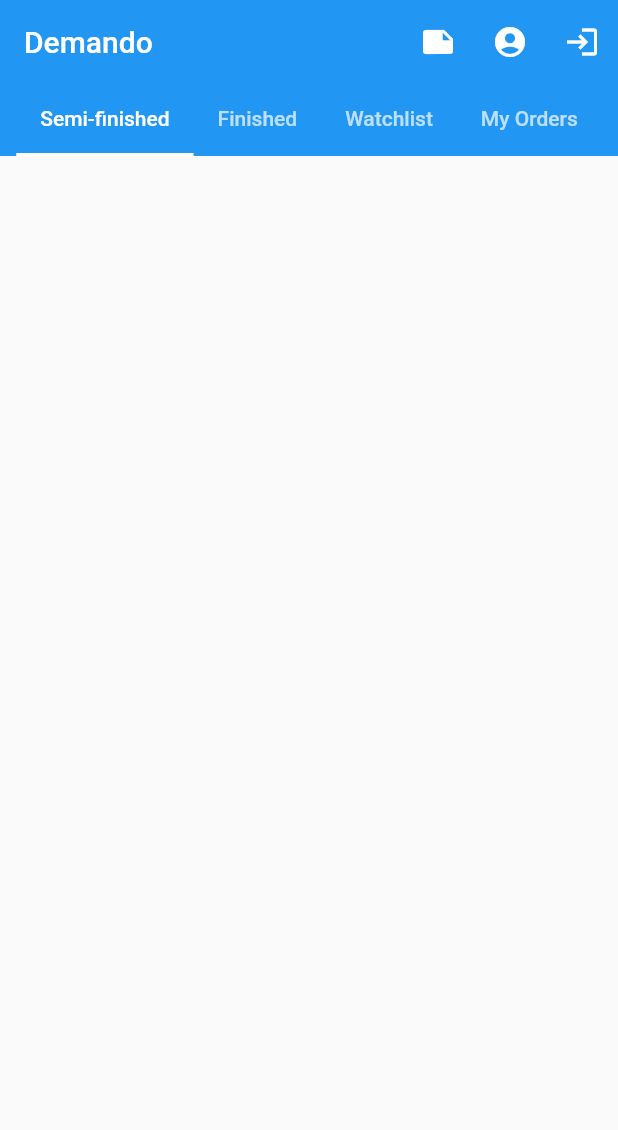
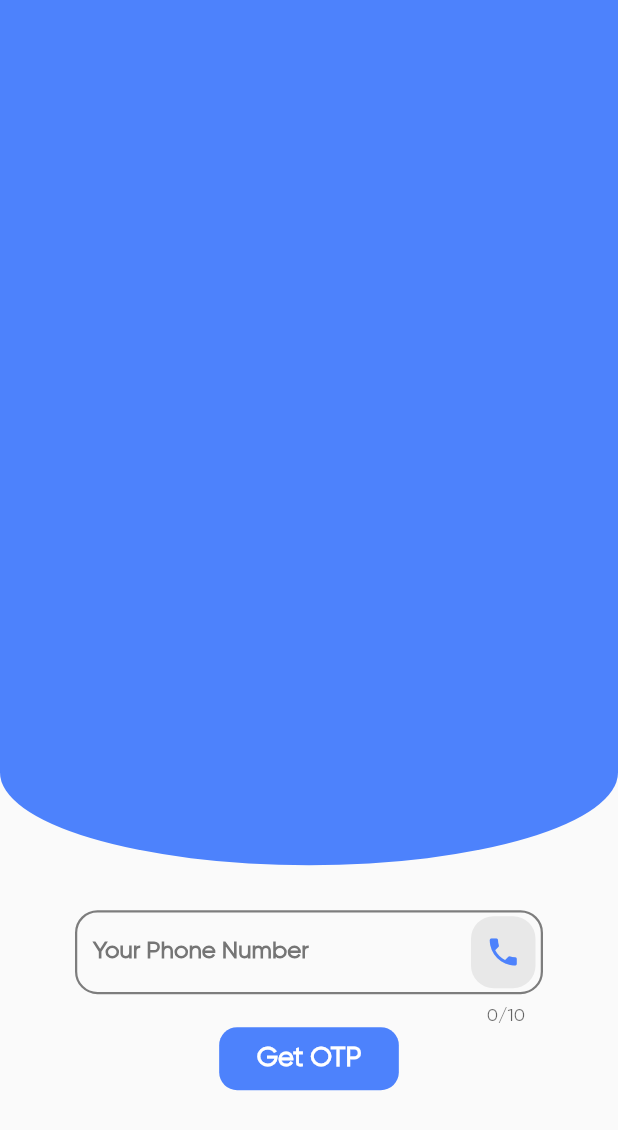
Before and after one commit to Balajijangde/DemandO, a Flutter app: the screen it shows after launch, on a phone screen of 412 x 824 dp. Shown: the top 1130 px of the screen. Run offline on Flutter 3.47's test engine with Material 2 defaults, Android fonts, the phone set to English and light mode, and no system bars; our stand-ins replace cloud_firestore, connectivity, file_picker, firebase_auth, firebase_core, firebase_storage and 4 more; missing offline and left inert: flutter_statusbarcolor; accounts and stored records are empty.

Commit message:
4th feb work

```diff
--- a/lib/AppConstants.dart
+++ b/lib/AppConstants.dart
@@ -7,6 +7,7 @@ const double PageSidePadding = 30.0;
 // const Appblue = const Color(0xff4e82fc);
 const Color Appblue = Color(0xff4d82fc);
 const Color Appgrey = Color(0xff7d7d7d);
+const Color AppLightGrey = Color(0xffe8e8e8);
 
 //Router related constants
 const String SigninScreenRoute = "SigninScreen";
@@ -17,3 +18,36 @@ const String RegistrationScreen1Route = "RegistrationScreen1";
 const String RegistrationScreen2Route = "RegistrationScreen2";
 const String RegistrationScreen3Route = "RegistrationScreen3";
 const String RegistrationScreen4Route = "RegistrationScreen4";
+const String LoginViewRoute = "LoginView";
+
+enum ViewState { Idle, Busy }
+
+InputDecoration appInputDecoration({String labelText, IconData icon}) {
+  return InputDecoration(
+    errorBorder: OutlineInputBorder(
+        borderRadius: BorderRadius.all(Radius.circular(15.0)),
+        borderSide: BorderSide(
+            width: 1.5, color: Colors.red, style: BorderStyle.solid)),
+    enabledBorder: OutlineInputBorder(
+        borderRadius: BorderRadius.all(Radius.circular(15.0)),
+        borderSide:
+            BorderSide(width: 1.5, color: Appgrey, style: BorderStyle.solid)),
+    focusedBorder: OutlineInputBorder(
+        borderRadius: BorderRadius.all(Radius.circular(15.0)),
+        borderSide:
+            BorderSide(width: 1.5, color: Appblue, style: BorderStyle.solid)),
+    suffixIcon: Container(
+      margin: EdgeInsets.only(right: 5.0),
+      decoration: BoxDecoration(
+          color: AppLightGrey,
+          borderRadius: BorderRadius.all(Radius.circular(15.0))),
+      child: Icon(
+        icon,
+        color: Appblue,
+      ),
+    ),
+    labelText: labelText,
+    labelStyle:
+        TextStyle(color: Colors.grey.shade600, fontWeight: FontWeight.w900),
+  );
+}
--- a/lib/main.dart
+++ b/lib/main.dart
@@ -43,6 +43,7 @@ class InitializedFirebaseSuccessfuly extends StatelessWidget {
   Widget build(BuildContext context) {
     FlutterStatusbarcolor.setStatusBarColor(Appblue);
     return MaterialApp(
+      theme: ThemeData(fontFamily: 'Gilroy'),
       title: "DemandO",
       debugShowCheckedModeBanner: false,
       onGenerateRoute: router.generateRoute,
--- a/lib/router.dart
+++ b/lib/router.dart
@@ -2,6 +2,7 @@ import 'package:demando/screens/registration/RegistrationScreen1.dart';
 import 'package:demando/screens/registration/RegistrationScreen2.dart';
 import 'package:demando/screens/registration/RegistrationScreen3.dart';
 import 'package:demando/screens/registration/RegistrationScreen4.dart';
+import 'package:demando/ui/views/login/login_view.dart';
 import "package:flutter/material.dart";
 import "package:demando/AppConstants.dart";
 import "package:demando/screens/SigninScreen.dart";
@@ -35,6 +36,6 @@ Route<dynamic> generateRoute(RouteSettings settings) {
       return PageTransition(
           child: RegistrationScreen4(), type: PageTransitionType.rightToLeft);
     default:
-      return MaterialPageRoute(builder: (context) => LandingScreen());
+      return MaterialPageRoute(builder: (context) => LoginView());
   }
 }
--- /dev/null
+++ b/lib/ui/views/login/login_view.dart
@@ -0,0 +1,51 @@
+import 'package:demando/AppConstants.dart';
+import 'package:demando/ui/views/login/login_viewmodel.dart';
+import 'package:demando/ui/widgets/app_button.dart';
+import "package:flutter/material.dart";
+import 'package:stacked/stacked.dart';
+
+class LoginView extends StatefulWidget {
+  const LoginView({Key key}) : super(key: key);
+
+  @override
+  _LoginViewState createState() => _LoginViewState();
+}
+
+class _LoginViewState extends State<LoginView> {
+  @override
+  Widget build(BuildContext context) {
+    return ViewModelBuilder<LoginViewModel>.reactive(
+        builder: (context, model, child) => Scaffold(
+                body: SingleChildScrollView(
+              child: Column(
+                children: [
+                  Container(
+                    decoration: BoxDecoration(
+                        color: Appblue,
+                        borderRadius: BorderRadius.only(
+                            bottomLeft: Radius.elliptical(300.0, 90.0),
+                            bottomRight: Radius.elliptical(300.0, 90.0))),
+                    width: double.infinity,
+                    height: MediaQuery.of(context).size.height * 0.7,
+                  ),
+                  Padding(
+                    padding:
+                        EdgeInsets.only(left: 50.0, right: 50.0, top: 30.0),
+                    child: TextField(
+                        keyboardType: TextInputType.phone,
+                        maxLength: 10,
+                        decoration: appInputDecoration(
+                            labelText: "Your Phone Number", icon: Icons.phone)),
+                  ),
+                  model.viewState == ViewState.Busy
+                      ? (CircularProgressIndicator())
+                      : (AppButton(
+                          onPressed: () => model.testFunction(),
+                          title: "Get OTP",
+                        ))
+                ],
+              ),
+            )),
+        viewModelBuilder: () => LoginViewModel());
+  }
+}
--- /dev/null
+++ b/lib/ui/views/login/login_viewmodel.dart
@@ -0,0 +1,21 @@
+import "package:stacked/stacked.dart";
+import "package:demando/AppConstants.dart";
+
+class LoginViewModel extends BaseViewModel {
+  String _title = "hello world";
+  String get title => _title;
+
+  ViewState _viewState = ViewState.Idle;
+  ViewState get viewState => _viewState;
+
+  void setViewState(ViewState state) {
+    this._viewState = state;
+    notifyListeners();
+  }
+
+  void testFunction() async {
+    this.setViewState(ViewState.Busy);
+    await Future.delayed(Duration(seconds: 5));
+    this.setViewState(ViewState.Idle);
+  }
+}
--- /dev/null
+++ b/lib/ui/widgets/app_button.dart
@@ -0,0 +1,33 @@
+import 'package:demando/AppConstants.dart';
+import "package:flutter/material.dart";
+
+class AppButton extends StatelessWidget {
+  final String title;
+  final Function onPressed;
+  const AppButton({Key key, this.title, this.onPressed}) : super(key: key);
+
+  @override
+  Widget build(BuildContext context) {
+    return GestureDetector(
+      onTap: onPressed,
+      child: Container(
+        decoration: BoxDecoration(
+            color: Appblue,
+            borderRadius: BorderRadius.all(Radius.circular(12.0))),
+        child: InkWell(
+          child: Padding(
+            padding: EdgeInsets.symmetric(horizontal: 25.0, vertical: 10.0),
+            child: Text(
+              title,
+              textAlign: TextAlign.center,
+              style: TextStyle(
+                  color: Colors.white,
+                  fontWeight: FontWeight.w700,
+                  fontSize: 18.0),
+            ),
+          ),
+        ),
+      ),
+    );
+  }
+}
```
Also changed, not shown: pubspec.yaml (+16 -6 lines), fonts/Gilroy-Bold.ttf (added), fonts/Gilroy-Heavy.ttf (added), fonts/Gilroy-Light.ttf (added), fonts/Gilroy-Medium.ttf (added), fonts/Gilroy-Regular.ttf (added), pubspec.lock.
